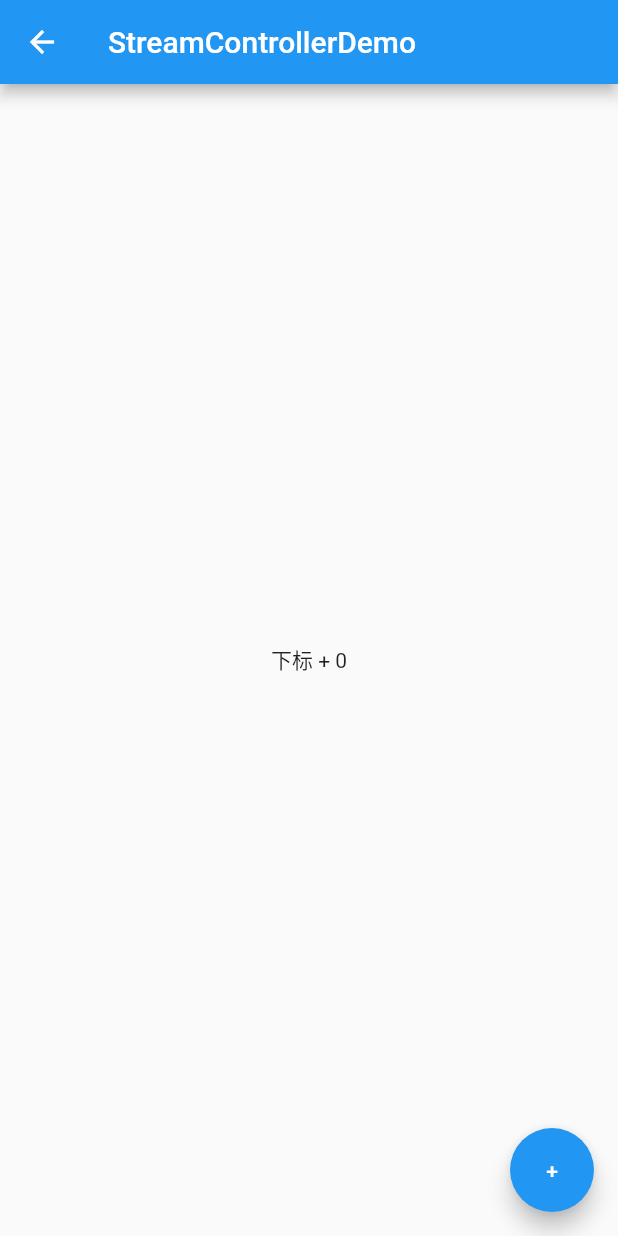
After one commit to kwhuang/Flutter_Demo, a Flutter app: the StreamControllerDemo screen opened directly, on a phone screen of 412 x 824 dp. The commit adds this screen. Run offline on Flutter 3.47's test engine with Material 2 defaults, Android fonts, the phone set to English and light mode, and no system bars.

Commit message:
添加StreamControllerDemo

```diff
--- a/flutter_widget_demo/lib/main.dart
+++ b/flutter_widget_demo/lib/main.dart
@@ -1,6 +1,7 @@
 import 'package:flutter/material.dart';
 import 'widget_demo/DefaultTabController.dart';
 import 'widget_demo/SingleChildScrollView.dart';
+import 'widget_demo/StreamController.dart';
 
 void main() => runApp(MyApp());
 
@@ -50,6 +51,7 @@ class _MyHomePageState extends State<MyHomePage> {
   var _lists = <String>[
     'DefaultTabController+NestedScrollView',
     'SingleChildScrollviewDemo',
+    'StreamControllerDemo',
   ];
 
   @override
@@ -78,6 +80,10 @@ class _MyHomePageState extends State<MyHomePage> {
                   Navigator.push(context, MaterialPageRoute(builder: (BuildContext context){
                     return SingleChildScrollviewDemo();
                   }));
+                }else if (index == 2) {
+                  Navigator.push(context, MaterialPageRoute(builder: (BuildContext context){
+                    return StreamControllerDemo();
+                  }));
                 }
               },
             );
--- /dev/null
+++ b/flutter_widget_demo/lib/widget_demo/StreamController.dart
@@ -0,0 +1,75 @@
+import 'dart:async';
+
+import 'package:flutter/material.dart';
+
+
+//  StreamController单流广播流控制器，使用BehaviorSubject也可以使用
+class StreamControllerDemo extends StatefulWidget {
+  @override
+  _StreamControllerDemoState createState() => _StreamControllerDemoState();
+}
+
+class _StreamControllerDemoState extends State<StreamControllerDemo> {
+  int index = 0;
+
+  // int类型的StreamController，使用此方式控制可以对单独租价进行刷新操作，不用依赖setState来刷新整个页面
+  final StreamController<int> _streamController = StreamController(onListen: (){
+    debugPrint('Stream变化');
+  });
+
+  // 获取Stream，用于读取index的值
+  Stream<int> get indexStream => _streamController.stream;
+
+  // 获取Sink，用于更新index的值并重新build
+  Sink<int> get indexSink => _streamController.sink;
+
+
+
+  @override
+  void initState() {
+
+    //将单订阅流转化为广播流,才能添加多个监听，例如下方的StreamSubscription、StreamBuilder监听
+    // Stream stream = _streamController.stream.asBroadcastStream();
+    // 初始化一个监听
+    // final StreamSubscription subscription = ctrl.stream.listen((data) => print('$data'));
+
+    // 首次build布局
+    indexSink.add(index);
+    super.initState();
+  }
+
+  @override
+  void dispose() {
+    // 不用时，需要手动关闭
+    _streamController.close();
+    super.dispose();
+  }
+
+  @override
+  Widget build(BuildContext context) {
+    return Scaffold(
+      appBar: AppBar(
+        title: Text('StreamControllerDemo'),
+      ),
+      body: Center(
+          child: StreamBuilder(
+            // 设置Stream监听
+            stream: indexStream,
+            // 监听到变化后的布局更新操作
+            builder: (BuildContext context, AsyncSnapshot<int> snapshot) {
+              if (snapshot.connectionState == ConnectionState.active) {
+                return Text('下标 + ${snapshot.data}');
+              }
+              return Container();
+            },
+          ),
+      ),
+      floatingActionButton: FloatingActionButton(
+        child: Text('+'),
+        onPressed: () {
+          indexSink.add(++index);
+        },
+      ),
+    );
+  }
+}
```
Also changed, not shown: flutter_widget_demo/lib/widget_demo/DefaultTabController.dart (+4 -18 lines), flutter_widget_demo/lib/widget_demo/SingleChildScrollView.dart (+21 -0 lines).
